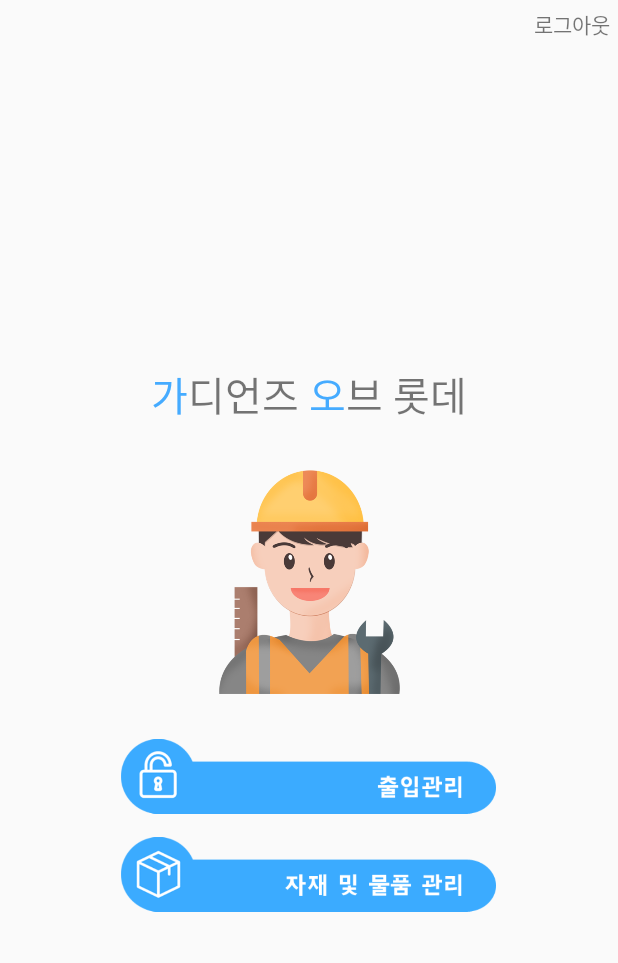
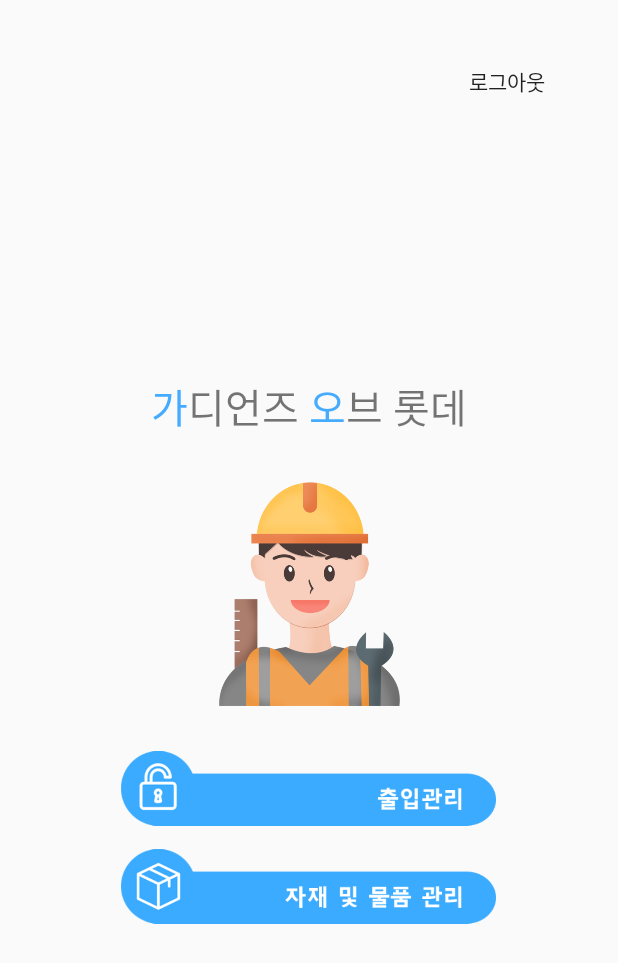
Before and after one commit to soung606/GOL, an Android app: the AdminMenuActivity screen opened directly, with no data from a screen before it, on a phone screen of 412 x 824 dp. Shown: the top 963 px of the screen. Run offline under Robolectric (Android 15) with nearby library versions, the light colour scheme and no system bars.

Commit message:
파싱 수정

```diff
--- a/app/src/main/java/gol/four/ldcc/gol/activity/LoginActivity.java
+++ b/app/src/main/java/gol/four/ldcc/gol/activity/LoginActivity.java
@@ -8,13 +8,8 @@ import android.support.v7.app.AppCompatActivity;
 import android.os.Bundle;
 import android.util.Log;
 import android.view.View;
-<<<<<<< Updated upstream
-import android.widget.Button;
 import android.widget.CheckBox;
 import android.widget.EditText;
-import android.widget.Toast;
-=======
->>>>>>> Stashed changes
 
 import com.google.gson.JsonElement;
 import com.google.gson.JsonObject;
--- a/app/src/main/java/gol/four/ldcc/gol/activity/admin/AdminMenuActivity.java
+++ b/app/src/main/java/gol/four/ldcc/gol/activity/admin/AdminMenuActivity.java
@@ -1,17 +1,23 @@
 package gol.four.ldcc.gol.activity.admin;
 
+import android.app.Activity;
 import android.content.Intent;
+import android.content.SharedPreferences;
 import android.support.v7.app.AppCompatActivity;
 import android.os.Bundle;
 import android.view.View;
+import android.widget.Button;
 import android.widget.LinearLayout;
 
 
 import gol.four.ldcc.gol.R;
+import gol.four.ldcc.gol.activity.LoginActivity;
+import gol.four.ldcc.gol.activity.worker.WorkerMenuActivity;
 
 public class AdminMenuActivity extends AppCompatActivity {
 
     private LinearLayout itemClick, doorClick;
+    private Button btnLogout;
 
     @Override
     protected void onCreate(Bundle savedInstanceState) {
@@ -24,19 +30,35 @@ public class AdminMenuActivity extends AppCompatActivity {
     private void init(){
         doorClick = (LinearLayout) findViewById(R.id.door_man_click);
         itemClick = (LinearLayout) findViewById(R.id.item_man_click);
+        btnLogout = (Button) findViewById(R.id.btn_admin_logout);
 
+        //컨테이너 출입 관리
         doorClick.setOnClickListener(new View.OnClickListener() {
             @Override
             public void onClick(View view) {
                 startActivity(new Intent(getApplicationContext(), DoorManageActivity.class));
             }
         });
-
+        //자재관리
         itemClick.setOnClickListener(new View.OnClickListener() {
             @Override
             public void onClick(View view) {
                 startActivity(new Intent(getApplicationContext(), ItemManageActivity.class));
             }
         });
+
+        btnLogout.setOnClickListener(new View.OnClickListener() {
+            @Override
+            public void onClick(View v) {
+                SharedPreferences sp = getSharedPreferences("My_File", Activity.MODE_PRIVATE);
+                SharedPreferences.Editor editor = sp.edit();
+                editor.clear();
+                editor.commit();
+
+                Intent intent=new Intent(AdminMenuActivity.this,LoginActivity.class);
+                startActivity(intent);
+                finish();
+            }
+        });
     }
 }
--- a/app/src/main/java/gol/four/ldcc/gol/fragment/IMListFragment.java
+++ b/app/src/main/java/gol/four/ldcc/gol/fragment/IMListFragment.java
@@ -60,7 +60,7 @@ public class IMListFragment extends Fragment {
                     IMListItem item = new IMListItem();
 
                     item.setCode(data.get(i).get("code").toString());
-                    item.setName(data.get(i).get("name").toString());
+                    item.setName(data.get(i).get("name").toString().replaceAll("\"", ""));
                     item.setWeight(data.get(i).get("weight").toString());
 
                     Log.d("Test", item.getName());
--- a/app/src/main/res/layout/activity_admin_menu.xml
+++ b/app/src/main/res/layout/activity_admin_menu.xml
@@ -5,18 +5,21 @@
     android:layout_width="match_parent"
     android:layout_height="match_parent"
     android:orientation="vertical"
+    android:padding="30dp"
     tools:context=".activity.admin.AdminMenuActivity">
 
     <LinearLayout
         android:layout_width="match_parent"
         android:layout_height="wrap_content"
         android:orientation="horizontal"
-        android:padding="5dp">
-        <TextView
-            android:layout_width="match_parent"
+        android:gravity="right">
+        <Button
+            android:id="@+id/btn_admin_logout"
+            android:layout_width="wrap_content"
             android:layout_height="wrap_content"
-            android:textAlignment="viewEnd"
+            android:textAlignment="center"
             android:text="@string/logout"
+            android:background="#00ff0000"
             android:layout_marginBottom="10dp"/>
     </LinearLayout>
 
--- a/app/src/main/res/layout/fragment_dm_history.xml
+++ b/app/src/main/res/layout/fragment_dm_history.xml
@@ -9,6 +9,7 @@
         android:layout_width="match_parent"
         android:layout_height="match_parent"
         android:padding="5dp"
+        android:layout_marginBottom="10dp"
         android:orientation="vertical">
 
         <LinearLayout
--- a/app/src/main/res/layout/fragment_dm_req.xml
+++ b/app/src/main/res/layout/fragment_dm_req.xml
@@ -9,6 +9,7 @@
         android:layout_width="match_parent"
         android:layout_height="match_parent"
         android:padding="5dp"
+        android:layout_marginBottom="10dp"
         android:orientation="vertical">
 
         <LinearLayout
--- a/app/src/main/res/layout/fragment_im_history.xml
+++ b/app/src/main/res/layout/fragment_im_history.xml
@@ -9,6 +9,8 @@
     <LinearLayout
         android:layout_width="match_parent"
         android:layout_height="wrap_content"
+        android:padding="5dp"
+        android:layout_marginBottom="10dp"
         android:orientation="horizontal">
 
         <TextView
--- a/app/src/main/res/layout/fragment_im_list.xml
+++ b/app/src/main/res/layout/fragment_im_list.xml
@@ -10,6 +10,8 @@
     <LinearLayout
         android:layout_width="match_parent"
         android:layout_height="wrap_content"
+        android:padding="5dp"
+        android:layout_marginBottom="10dp"
         android:orientation="horizontal">
 
         <TextView
```
Also changed, not shown: app/src/main/java/gol/four/ldcc/gol/fragment/IMHistoryFragment.java (+6 -2 lines), app/src/main/res/layout/fragment_dm_grant.xml (+5 -2 lines), 67 other files.
